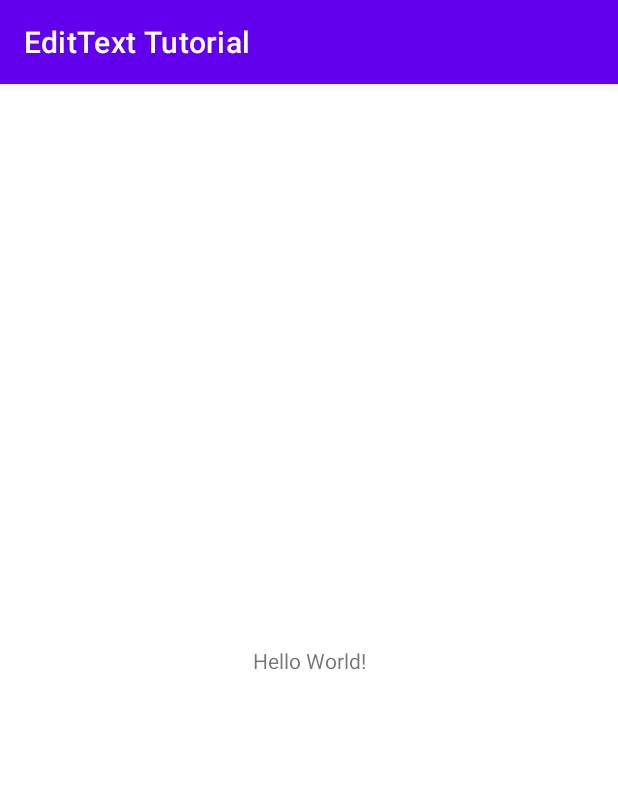
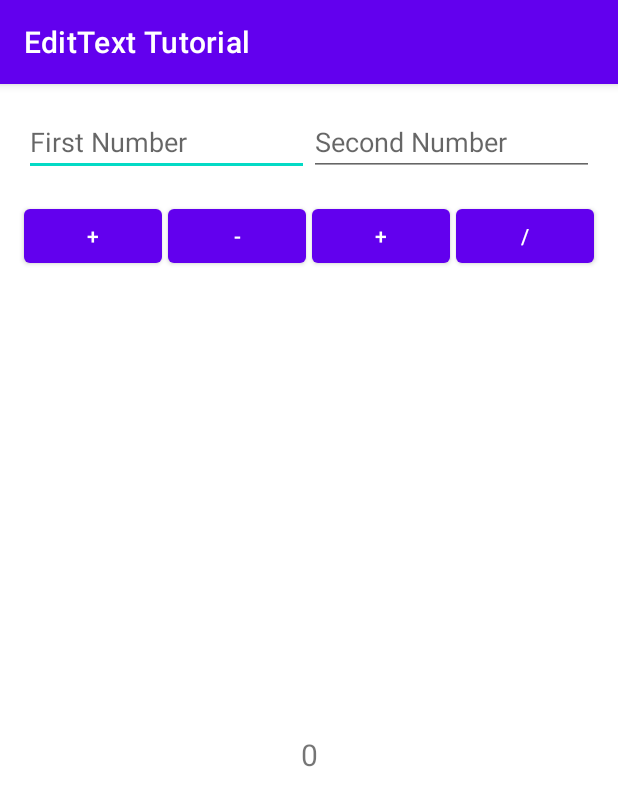
Before and after one commit to irfan87/edittext_tutorial, an Android app: the screen it shows after launch (MainActivity), on a phone screen of 412 x 824 dp. Shown: the top 806 px of the screen. Run offline under Robolectric (Android 15) with nearby library versions, the phone set to English and light mode, and no system bars.

Commit message:
play around with edit text

```diff
--- a/app/build.gradle
+++ b/app/build.gradle
@@ -1,6 +1,7 @@
 plugins {
     id 'com.android.application'
     id 'kotlin-android'
+    id 'kotlin-android-extensions'
 }
 
 android {
--- a/app/src/main/java/com/irfanshukri203/edittexttutorial/MainActivity.kt
+++ b/app/src/main/java/com/irfanshukri203/edittexttutorial/MainActivity.kt
@@ -2,10 +2,63 @@ package com.irfanshukri203.edittexttutorial
 
 import androidx.appcompat.app.AppCompatActivity
 import android.os.Bundle
+import kotlinx.android.synthetic.main.activity_main.*
 
 class MainActivity : AppCompatActivity() {
+    fun addOperator(firstNumber: Int, secondNumber: Int) {
+        val result = firstNumber + secondNumber
+
+        txtResult.text = result.toString()
+    }
+
+    fun minusOperator(firstNumber: Int, secondNumber: Int) {
+        val result = firstNumber - secondNumber
+
+        txtResult.text = result.toString()
+    }
+
+    fun multipleOperator(firstNumber: Int, secondNumber: Int) {
+        val result = firstNumber * secondNumber
+
+        txtResult.text = result.toString()
+    }
+
+    fun divisionOperator(firstNumber: Int, secondNumber: Int) {
+        val result = firstNumber / secondNumber
+
+        txtResult.text = result.toString()
+    }
+
     override fun onCreate(savedInstanceState: Bundle?) {
         super.onCreate(savedInstanceState)
         setContentView(R.layout.activity_main)
+
+        btnAdd.setOnClickListener{
+            val firstNumber = etFirstNumber.text.toString().toInt()
+            val secondNumber = etSecondNumber.text.toString().toInt()
+
+            addOperator(firstNumber, secondNumber)
+        }
+
+        btnMinus.setOnClickListener{
+            val firstNumber = etFirstNumber.text.toString().toInt()
+            val secondNumber = etSecondNumber.text.toString().toInt()
+
+            minusOperator(firstNumber, secondNumber)
+        }
+
+        btnMultiple.setOnClickListener {
+            val firstNumber = etFirstNumber.text.toString().toInt()
+            val secondNumber = etSecondNumber.text.toString().toInt()
+
+            multipleOperator(firstNumber, secondNumber)
+        }
+
+        btnDivide.setOnClickListener {
+            val firstNumber = etFirstNumber.text.toString().toInt()
+            val secondNumber = etSecondNumber.text.toString().toInt()
+
+            divisionOperator(firstNumber, secondNumber)
+        }
     }
 }
--- a/app/src/main/res/layout/activity_main.xml
+++ b/app/src/main/res/layout/activity_main.xml
@@ -6,13 +6,92 @@
     android:layout_height="match_parent"
     tools:context=".MainActivity">
 
+    <EditText
+        android:id="@+id/etFirstNumber"
+        android:layout_width="0dp"
+        android:layout_height="wrap_content"
+        android:layout_marginStart="16dp"
+        android:layout_marginTop="16dp"
+        android:hint="First Number"
+        android:inputType="number"
+        app:layout_constraintEnd_toStartOf="@+id/etSecondNumber"
+        app:layout_constraintHorizontal_bias="0.5"
+        app:layout_constraintStart_toStartOf="parent"
+        app:layout_constraintTop_toTopOf="parent" />
+
+    <EditText
+        android:id="@+id/etSecondNumber"
+        android:layout_width="0dp"
+        android:layout_height="wrap_content"
+        android:layout_marginTop="16dp"
+        android:layout_marginEnd="16dp"
+        android:hint="Second Number"
+        android:inputType="number"
+        app:layout_constraintEnd_toEndOf="parent"
+        app:layout_constraintHorizontal_bias="0.5"
+        app:layout_constraintStart_toEndOf="@+id/etFirstNumber"
+        app:layout_constraintTop_toTopOf="parent" />
+
+    <Button
+        android:id="@+id/btnAdd"
+        android:layout_width="0dp"
+        android:layout_height="wrap_content"
+        android:layout_marginStart="16dp"
+        android:layout_marginTop="16dp"
+        android:layout_marginEnd="4dp"
+        android:text="+"
+        app:layout_constraintEnd_toStartOf="@+id/btnMinus"
+        app:layout_constraintHorizontal_bias="0.5"
+        app:layout_constraintStart_toStartOf="parent"
+        app:layout_constraintTop_toBottomOf="@+id/etFirstNumber" />
+
+    <Button
+        android:id="@+id/btnMinus"
+        android:layout_width="0dp"
+        android:layout_height="wrap_content"
+        android:layout_marginTop="16dp"
+        android:layout_marginEnd="4dp"
+        android:text="-"
+        app:layout_constraintEnd_toStartOf="@+id/btnMultiple"
+        app:layout_constraintHorizontal_bias="0.5"
+        app:layout_constraintStart_toEndOf="@+id/btnAdd"
+        app:layout_constraintTop_toBottomOf="@+id/etFirstNumber" />
+
+    <Button
+        android:id="@+id/btnMultiple"
+        android:layout_width="0dp"
+        android:layout_height="wrap_content"
+        android:layout_marginTop="16dp"
+        android:layout_marginEnd="4dp"
+        android:text="+"
+        app:layout_constraintEnd_toStartOf="@+id/btnDivide"
+        app:layout_constraintHorizontal_bias="0.5"
+        app:layout_constraintStart_toEndOf="@+id/btnMinus"
+        app:layout_constraintTop_toBottomOf="@+id/etFirstNumber" />
+
+    <Button
+        android:id="@+id/btnDivide"
+        android:layout_width="0dp"
+        android:layout_height="wrap_content"
+        android:layout_marginTop="16dp"
+        android:layout_marginEnd="16dp"
+        android:text="/"
+        app:layout_constraintEnd_toEndOf="parent"
+        app:layout_constraintHorizontal_bias="0.5"
+        app:layout_constraintStart_toEndOf="@+id/btnMultiple"
+        app:layout_constraintTop_toBottomOf="@+id/etFirstNumber" />
+
+
     <TextView
+        android:id="@+id/txtResult"
         android:layout_width="wrap_content"
         android:layout_height="wrap_content"
-        android:text="Hello World!"
+        android:layout_marginTop="16dp"
+        android:layout_marginBottom="16dp"
+        android:text="0"
+        android:textSize="20sp"
         app:layout_constraintBottom_toBottomOf="parent"
-        app:layout_constraintLeft_toLeftOf="parent"
-        app:layout_constraintRight_toRightOf="parent"
-        app:layout_constraintTop_toTopOf="parent" />
-
+        app:layout_constraintEnd_toEndOf="parent"
+        app:layout_constraintStart_toStartOf="parent"
+        app:layout_constraintTop_toBottomOf="@+id/btnAdd" />
 </androidx.constraintlayout.widget.ConstraintLayout>
```
